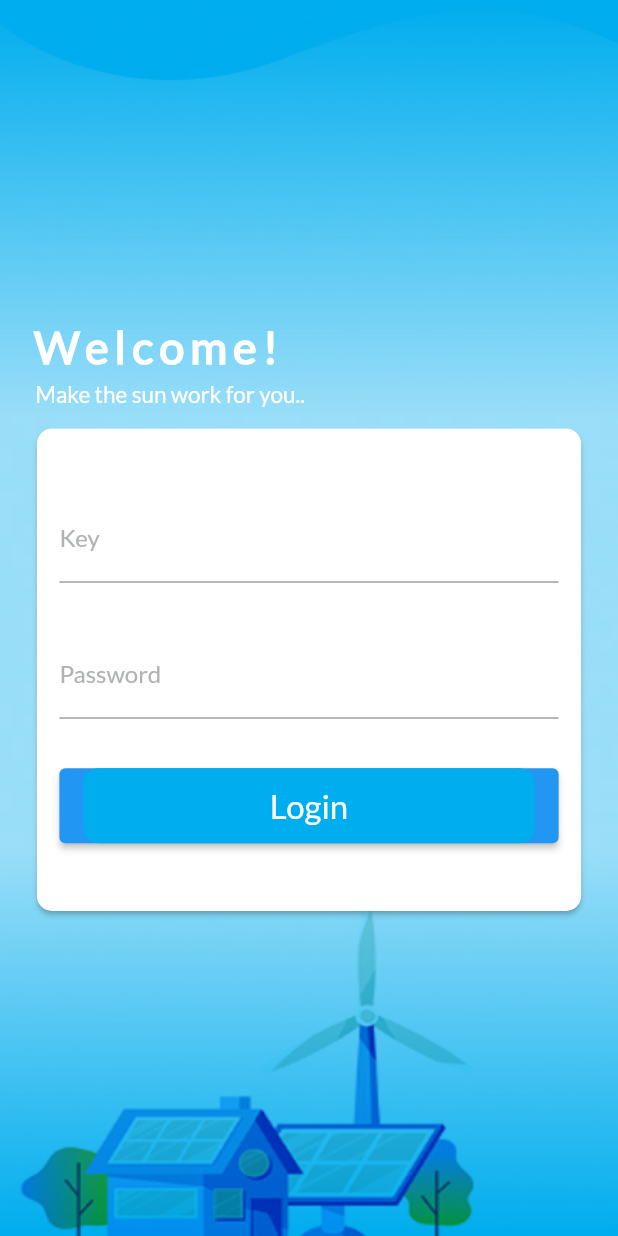
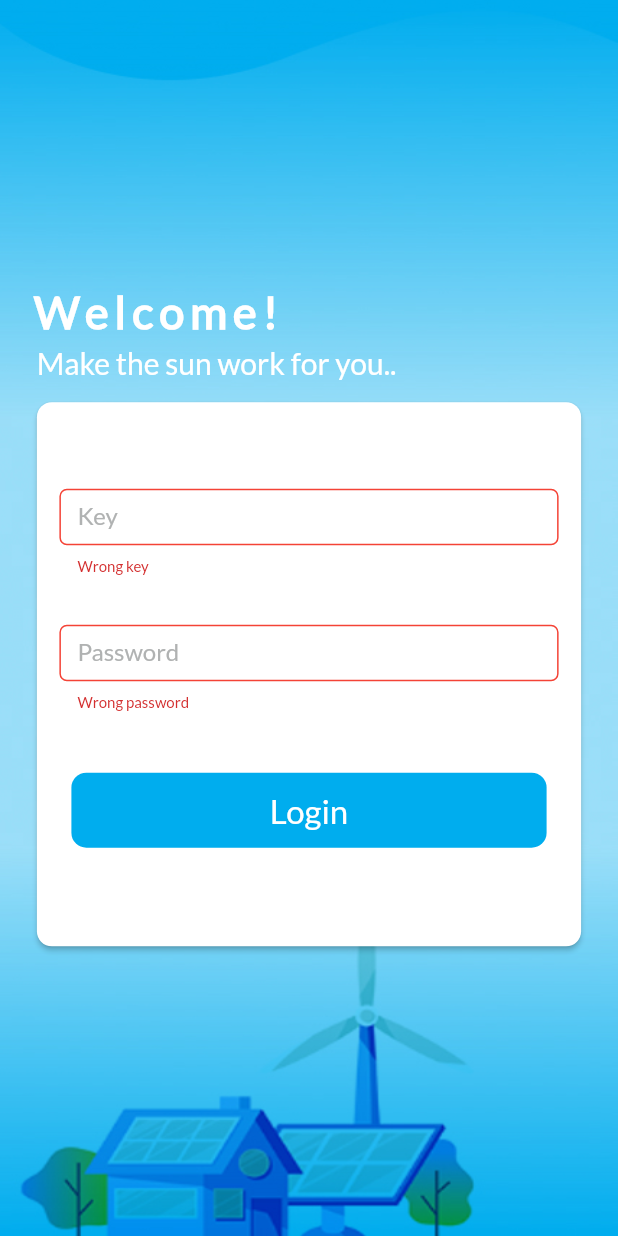
Before and after one commit to zahrajabar6/grad_project, a Flutter app: the screen it shows after launch, after a tap on "Login", on a phone screen of 412 x 824 dp. Run offline on Flutter 3.47's test engine with Material 2 defaults, Android fonts, the phone set to English and light mode, and no system bars; our stand-ins replace get, google_nav_bar.

Commit message:
login,validation,navigation

```diff
--- a/lib/controllers/button.dart
+++ b/lib/controllers/button.dart
@@ -10,7 +10,7 @@ class MyButton extends StatelessWidget {
 
   @override
   Widget build(BuildContext context) {
-    return ElevatedButton(
+    return TextButton(
         onPressed: onPress,
         child: Container(
           height: 50,
--- a/lib/controllers/text_form.dart
+++ b/lib/controllers/text_form.dart
@@ -32,20 +32,26 @@ class MyTextFormField extends StatelessWidget {
         autocorrect: false,
         cursorColor: AppColors.mainBlue,
         decoration: InputDecoration(
-          errorStyle: const TextStyle(fontSize: 12),
+          errorStyle: const TextStyle(fontSize: 10),
           labelText: label,
           labelStyle: TextStyle(color: AppColors.lightGrey, fontSize: 16),
           floatingLabelStyle:
               TextStyle(color: AppColors.mainBlue, fontSize: 14),
+          enabledBorder: UnderlineInputBorder(
+            borderSide: BorderSide(width: 1, color: AppColors.mainBlue),
+          ),
           focusedBorder: OutlineInputBorder(
+            gapPadding: 6,
             borderRadius: BorderRadius.circular(5),
             borderSide: BorderSide(width: 1, color: AppColors.mainBlue),
           ),
           errorBorder: OutlineInputBorder(
+            gapPadding: 6,
             borderRadius: BorderRadius.circular(5),
             borderSide: const BorderSide(width: 1, color: Colors.red),
           ),
           focusedErrorBorder: OutlineInputBorder(
+            gapPadding: 6,
             borderRadius: BorderRadius.circular(5),
             borderSide: const BorderSide(width: 1, color: Colors.red),
           ),
--- a/lib/main.dart
+++ b/lib/main.dart
@@ -1,7 +1,9 @@
 import 'package:flutter/material.dart';
+import 'package:get/get.dart';
 import 'package:grad_project/views/login_page.dart';
 
 void main() {
+  WidgetsFlutterBinding.ensureInitialized();
   runApp(const MyApp());
 }
 
@@ -11,7 +13,7 @@ class MyApp extends StatelessWidget {
   // This widget is the root of the application.
   @override
   Widget build(BuildContext context) {
-    return MaterialApp(
+    return GetMaterialApp(
       debugShowCheckedModeBanner: false,
       theme: ThemeData(
         fontFamily: "Lato",
--- a/lib/views/login_page.dart
+++ b/lib/views/login_page.dart
@@ -1,12 +1,21 @@
 import 'package:flutter/material.dart';
+import 'package:get/get.dart';
 import 'package:grad_project/controllers/background.dart';
 import 'package:grad_project/controllers/button.dart';
 import 'package:grad_project/controllers/local_db.dart';
 import 'package:grad_project/controllers/text_form.dart';
+import 'package:grad_project/views/main_page.dart';
 
-class MyLoginPage extends StatelessWidget {
+class MyLoginPage extends StatefulWidget {
   const MyLoginPage({Key? key}) : super(key: key);
 
+  @override
+  State<MyLoginPage> createState() => _MyLoginPageState();
+}
+
+class _MyLoginPageState extends State<MyLoginPage> {
+  //the key of the form
+  final formKey = GlobalKey<FormState>();
   @override
   Widget build(BuildContext context) {
     // getting the size of the window
@@ -15,6 +24,8 @@ class MyLoginPage extends StatelessWidget {
     var width = size.width;
 
     return SafeArea(
+      child: Form(
+        key: formKey,
         child: Scaffold(
             body: Stack(
           children: [
@@ -35,14 +46,14 @@ class MyLoginPage extends StatelessWidget {
                     const SizedBox(height: 5),
                     const Text(' Make the sun work for you..',
                         style: TextStyle(
-                        fontSize: 15,
+                          fontSize: 20,
                           fontWeight: FontWeight.w200,
                           color: Colors.white,
                         )),
                     const SizedBox(height: 10),
                     SizedBox(
                       width: width * 0.90,
-                    height: height * 0.40,
+                      height: height * 0.45,
                       child: Card(
                         shape: RoundedRectangleBorder(
                             borderRadius: BorderRadius.circular(10.0)),
@@ -78,7 +89,13 @@ class MyLoginPage extends StatelessWidget {
                               SizedBox(height: height * 0.04),
                               MyButton(
                                 text: "Login",
-                              onPress: () {},
+                                onPress: () {
+                                  FocusScope.of(context).unfocus();
+                                  if (formKey.currentState!.validate()) {
+                                    //if key and password are valid navigate to the pages
+                                    Get.to(const MyPages());
+                                  }
+                                },
                               )
                             ],
                           ),
@@ -91,6 +108,7 @@ class MyLoginPage extends StatelessWidget {
             )
           ],
         )),
+      ),
     );
   }
 }
--- a/lib/views/main_page.dart
+++ b/lib/views/main_page.dart
@@ -34,7 +34,7 @@ class _MyPagesState extends State<MyPages> {
             decoration: BoxDecoration(
               boxShadow: <BoxShadow>[
                 BoxShadow(
-                  color: Colors.black.withOpacity(0.20),
+                  color: Colors.black.withOpacity(0.10),
                   blurRadius: 2,
                 ),
               ],
--- a/pubspec.yaml
+++ b/pubspec.yaml
@@ -18,10 +18,12 @@ dependencies:
   # Use with the CupertinoIcons class for iOS style icons.
   cupertino_icons: ^1.0.2
   google_nav_bar: ^5.0.6
+  get: ^4.6.5
 
 dev_dependencies:
   flutter_test:
     sdk: flutter
+
 
   # The "flutter_lints" package below contains a set of recommended lints to
   # encourage good coding practices. The lint set provided by the package is
```
Also changed, not shown: lib/controllers/app_bar.dart (added, +20 -0 lines), lib/views/battery_page.dart (+14 -10 lines), lib/views/home_page.dart (+7 -8 lines), lib/views/solar_page.dart (+6 -13 lines), pubspec.lock. Lines whose indentation alone changed are shown as unchanged.
